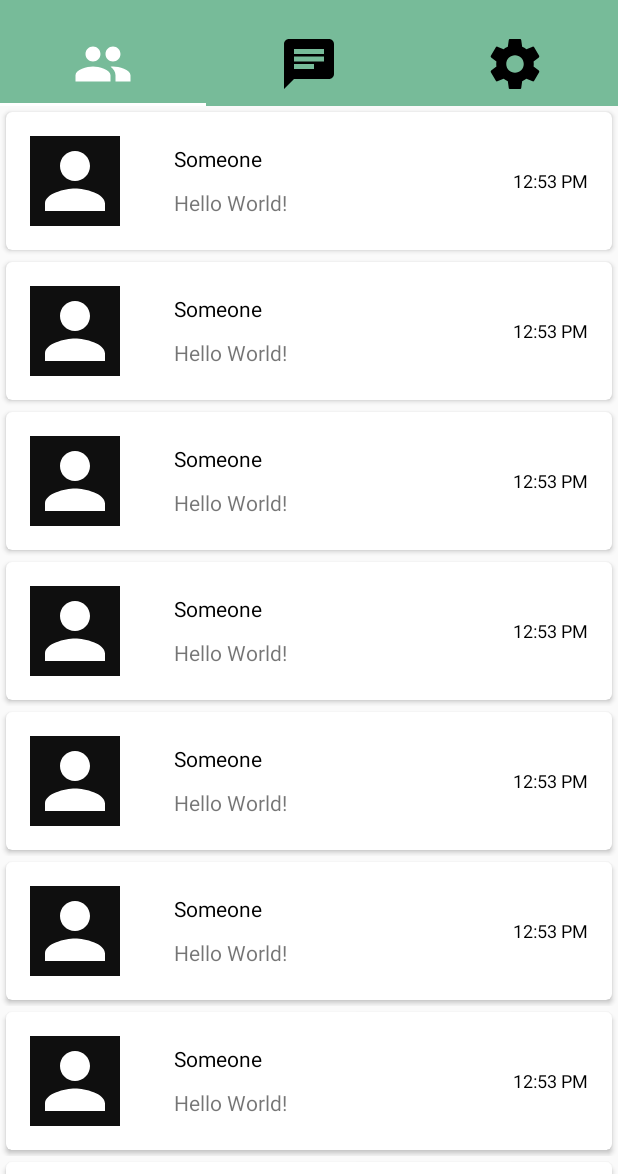
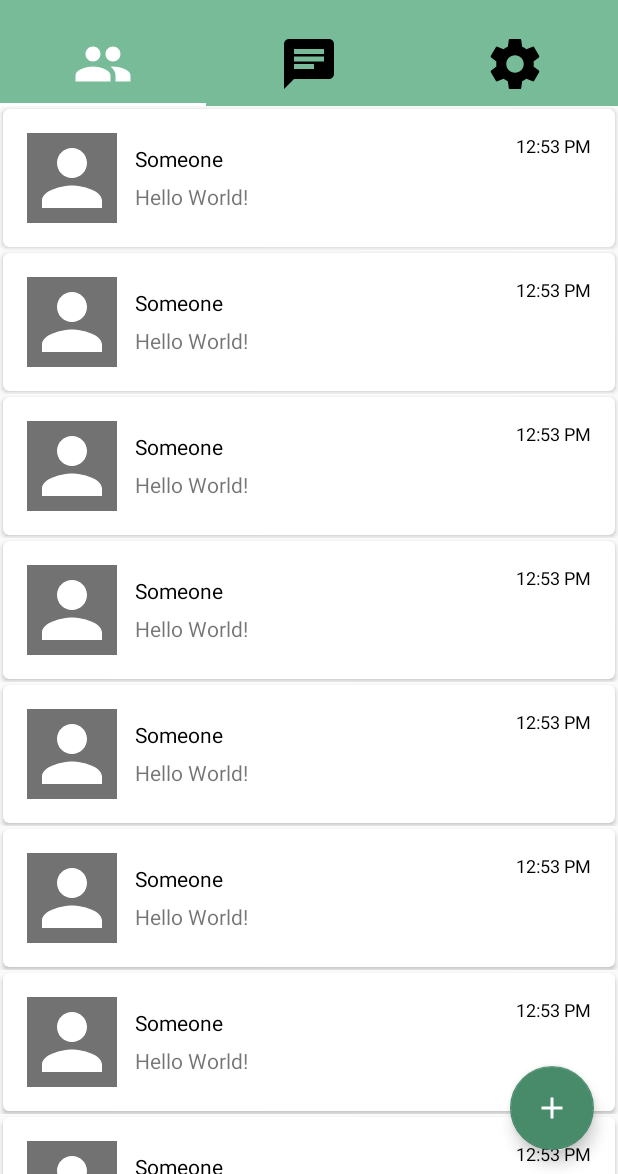
Before and after one commit to roian6/Templete, an Android app: the screen it shows after launch (MainActivity), on a phone screen of 412 x 824 dp, the part 62-1236 px from its top. Run offline under Robolectric (Android 15) with nearby library versions, the phone set to English and light mode, and no system bars.

Commit message:
android study

```diff
--- a/app/build.gradle
+++ b/app/build.gradle
@@ -19,8 +19,8 @@ android {
 }
 
 dependencies {
-    implementation 'com.android.support:appcompat-v7:27.0.2'
-    implementation 'com.android.support:design:27.0.2'
+    implementation 'com.android.support:appcompat-v7:27.1.1'
+    implementation 'com.android.support:design:27.1.1'
     implementation fileTree(include: ['*.jar'], dir: 'libs')
     implementation 'com.android.support:appcompat-v7:27.1.1'
     implementation 'com.android.support.constraint:constraint-layout:1.1.2'
--- a/app/src/main/java/com/example/david0926/templete/MainActivity.java
+++ b/app/src/main/java/com/example/david0926/templete/MainActivity.java
@@ -3,6 +3,7 @@ package com.example.david0926.templete;
 import android.app.Fragment;
 import android.content.Context;
 import android.graphics.Color;
+import android.support.design.widget.FloatingActionButton;
 import android.support.design.widget.NavigationView;
 import android.support.design.widget.TabLayout;
 import android.support.v4.view.GravityCompat;
@@ -12,47 +13,18 @@ import android.support.v4.widget.DrawerLayout;
 import android.support.v7.app.ActionBarDrawerToggle;
 import android.support.v7.app.AppCompatActivity;
 import android.os.Bundle;
-import android.support.v7.widget.LinearLayoutManager;
-import android.support.v7.widget.RecyclerView;
 import android.support.v7.widget.Toolbar;
-import android.util.AttributeSet;
 import android.view.Menu;
 import android.view.MenuItem;
 import android.view.View;
 
-import java.util.zip.Inflater;
-
 public class MainActivity extends AppCompatActivity implements NavigationView.OnNavigationItemSelectedListener{
-
-    //dec
-    RecyclerView rcv;
-    RecycleAdapter_People rcvAdap;
-
-
 
     @Override
     protected void onCreate(Bundle savedInstanceState) {
 
         super.onCreate(savedInstanceState);
         setContentView(R.layout.activity_main);
-
-        //RecyclerView_People
-//        rcv = findViewById(R.id.people_recycler);
-//        rcv.setLayoutManager(new LinearLayoutManager());
-//        rcvAdap = new RecycleAdapter_People();
-//        rcv.setAdapter(rcvAdap);
-
-//        for(int i=0;i<5;i++){
-//            RecycleModel_People model = new RecycleModel_People();
-//            model.setName("Someone");
-//            model.setMsg("Hello World!");
-//            model.setTime("12:53 PM");
-//            rcvAdap.add(model);
-//            rcvAdap.notifyDataSetChanged();
-//        }
-
-
-
 
         //Toolbar
         Toolbar toolbar = (Toolbar) findViewById(R.id.toolbar);
@@ -108,6 +80,16 @@ public class MainActivity extends AppCompatActivity implements NavigationView.On
         NavigationView navigationView = (NavigationView) findViewById(R.id.nav_view);
         navigationView.setNavigationItemSelectedListener(this);
         //end of Navigation Drawer
+
+
+        //fab
+//        FloatingActionButton fab = (FloatingActionButton) findViewById(R.id.fab);
+//        fab.setOnClickListener(new View.OnClickListener() {
+//            @Override
+//            public void onClick(View view) {
+//
+//            }
+//        });
 
     }
 
--- a/app/src/main/java/com/example/david0926/templete/TabAdapter.java
+++ b/app/src/main/java/com/example/david0926/templete/TabAdapter.java
@@ -18,13 +18,13 @@ public class TabAdapter extends FragmentPagerAdapter{
 
         switch (position){
             case 0:
-                Frag1 tab1 = new Frag1();
+                Tab_People tab1 = new Tab_People();
                 return tab1;
             case 1:
-                Frag2 tab2 = new Frag2();
+                Tab_Chat tab2 = new Tab_Chat();
                 return tab2;
             case 2:
-                Frag3 tab3 = new Frag3();
+                Tab_Setting tab3 = new Tab_Setting();
                 return tab3;
 
             default: return null;
--- a/app/src/main/java/com/example/david0926/templete/Frag3.java
+++ b/app/src/main/java/com/example/david0926/templete/Tab_Chat.java
@@ -8,11 +8,11 @@ import android.view.LayoutInflater;
 import android.view.View;
 import android.view.ViewGroup;
 
-public class Frag3 extends Fragment{
+public class Tab_Chat extends Fragment{
 
     @Nullable
     @Override
     public View onCreateView(@NonNull LayoutInflater inflater, @Nullable ViewGroup container, @Nullable Bundle savedInstanceState) {
-        return inflater.inflate(R.layout.tab_setting, container, false);
+        return inflater.inflate(R.layout.tab_chat, container, false);
     }
 }
--- a/app/src/main/java/com/example/david0926/templete/Frag1.java
+++ b/app/src/main/java/com/example/david0926/templete/Tab_People.java
@@ -13,7 +13,7 @@ import android.view.View;
 import android.view.ViewGroup;
 import android.widget.ImageView;
 
-public class Frag1 extends Fragment{
+public class Tab_People extends Fragment{
 
 
     RecyclerView rcv;
@@ -36,6 +36,7 @@ public class Frag1 extends Fragment{
             profile.setBackground(new ShapeDrawable(new OvalShape()));
             profile.setClipToOutline(true);
             RecycleModel_People model = new RecycleModel_People();
+            model.setProfile(profile);
             model.setName("Someone");
             model.setMsg("Hello World!");
             model.setTime("12:53 PM");
--- a/app/src/main/java/com/example/david0926/templete/Frag2.java
+++ b/app/src/main/java/com/example/david0926/templete/Tab_Setting.java
@@ -8,11 +8,11 @@ import android.view.LayoutInflater;
 import android.view.View;
 import android.view.ViewGroup;
 
-public class Frag2 extends Fragment{
+public class Tab_Setting extends Fragment{
 
     @Nullable
     @Override
     public View onCreateView(@NonNull LayoutInflater inflater, @Nullable ViewGroup container, @Nullable Bundle savedInstanceState) {
-        return inflater.inflate(R.layout.tab_chat, container, false);
+        return inflater.inflate(R.layout.tab_setting, container, false);
     }
 }
--- /dev/null
+++ b/app/src/main/res/drawable/ic_add_white.xml
@@ -0,0 +1,5 @@
+<vector android:height="24dp" android:tint="#FFFFFF"
+    android:viewportHeight="24.0" android:viewportWidth="24.0"
+    android:width="24dp" xmlns:android="http://schemas.android.com/apk/res/android">
+    <path android:fillColor="#FFFFFFFF" android:pathData="M19,13h-6v6h-2v-6H5v-2h6V5h2v6h6v2z"/>
+</vector>
--- a/app/src/main/res/layout/recycle_item_people.xml
+++ b/app/src/main/res/layout/recycle_item_people.xml
@@ -8,11 +8,11 @@
     <android.support.v7.widget.CardView
         android:layout_width="match_parent"
         android:layout_height="wrap_content"
-        android:layout_margin="4dp"
+        android:layout_margin="2dp"
         app:cardCornerRadius="4dp"
         android:elevation="4dp">
 
-        <LinearLayout
+        <RelativeLayout
             android:layout_width="match_parent"
             android:layout_height="wrap_content"
             android:orientation="horizontal"
@@ -23,28 +23,32 @@
                 android:layout_height="60dp"
                 android:id="@+id/people_profile"
                 android:src="@drawable/ic_person"
-                android:background="#0F0F0F"
+                android:background="#727272"
                 />
             <LinearLayout
                 android:layout_width="wrap_content"
                 android:layout_height="wrap_content"
                 android:orientation="vertical"
-                android:layout_gravity="center"
-                android:layout_marginLeft="16dp">
+                android:layout_centerInParent="true"
+                android:layout_marginLeft="12dp"
+                android:layout_toRightOf="@+id/people_profile">
                 <TextView
                     android:layout_width="wrap_content"
                     android:layout_height="wrap_content"
                     android:text="Name"
                     android:id="@+id/people_name"
                     android:textColor="#000000"
-                    android:layout_marginLeft="20dp"/>
+                    android:fontFamily=""
+                    />
                 <TextView
-                    android:layout_marginTop="10dp"
+                    android:layout_marginTop="6dp"
                     android:layout_width="wrap_content"
                     android:layout_height="wrap_content"
                     android:text="Message"
                     android:id="@+id/people_msg"
-                    android:layout_marginLeft="20dp"/>
+                    android:maxLines="1"
+                    android:ellipsize="end"
+                    />
 
 
             </LinearLayout>
@@ -60,7 +64,7 @@
                 android:gravity="right"
                 />
 
-        </LinearLayout>
+        </RelativeLayout>
 
     </android.support.v7.widget.CardView>
 
--- a/app/src/main/res/layout/tab_people.xml
+++ b/app/src/main/res/layout/tab_people.xml
@@ -1,9 +1,10 @@
 <?xml version="1.0" encoding="utf-8"?>
-<RelativeLayout
-    xmlns:android="http://schemas.android.com/apk/res/android"
+<RelativeLayout xmlns:android="http://schemas.android.com/apk/res/android"
     xmlns:tools="http://schemas.android.com/tools"
     android:layout_width="match_parent"
-    android:layout_height="match_parent">
+    android:layout_height="match_parent"
+    xmlns:app="http://schemas.android.com/apk/res-auto"
+    >
 
     <android.support.v7.widget.RecyclerView
         android:id="@+id/people_recycler"
@@ -13,4 +14,15 @@
 
     </android.support.v7.widget.RecyclerView>
 
+    <android.support.design.widget.FloatingActionButton
+        android:id="@+id/fab"
+        android:layout_width="wrap_content"
+        android:layout_height="wrap_content"
+        android:layout_alignParentRight="true"
+        android:layout_alignParentBottom="true"
+        android:layout_margin="16dp"
+        android:src="@drawable/ic_add_white"
+        app:backgroundTint="@color/colorPrimaryDark"
+        />
+
 </RelativeLayout>
```
